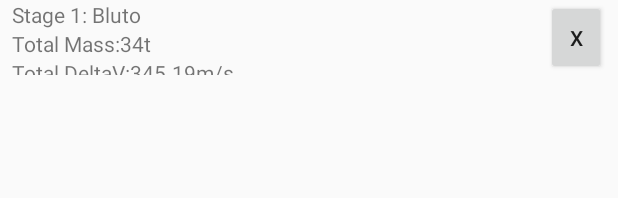
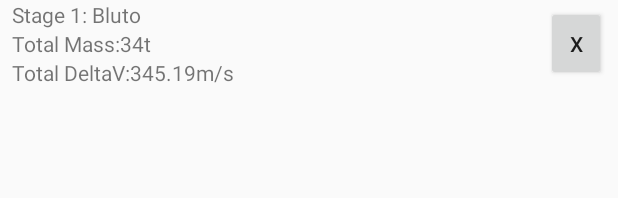
Before and after one commit to evandisoft/MultistageDeltavCalculator, an Android app: the layout rocket_stage_group_view.xml on its own in the app's theme, with its tools: preview values and no code run, on a phone screen of 412 x 824 dp. Shown: the top 198 px of the screen. Run offline under Robolectric (Android 15) with nearby library versions, the phone set to English and light mode, and no system bars.

Commit message:
Removed TitleBar

```diff
--- a/app/src/main/AndroidManifest.xml
+++ b/app/src/main/AndroidManifest.xml
@@ -1,6 +1,7 @@
 <?xml version="1.0" encoding="utf-8"?>
 <manifest xmlns:android="http://schemas.android.com/apk/res/android"
     package="com.evandisoft.multistagedeltav">
+
 
     <application
         android:allowBackup="true"
@@ -8,7 +9,7 @@
         android:label="@string/app_name"
         android:roundIcon="@mipmap/ic_launcher_round"
         android:supportsRtl="true"
-        android:theme="@style/AppTheme">
+        android:theme="@style/AppTheme.NoActionBar">
         <activity android:name=".app.MainActivity">
             <intent-filter>
                 <action android:name="android.intent.action.MAIN" />
--- a/app/src/main/java/com/evandisoft/multistagedeltav/app/MainActivity.java
+++ b/app/src/main/java/com/evandisoft/multistagedeltav/app/MainActivity.java
@@ -1,9 +1,11 @@
 package com.evandisoft.multistagedeltav.app;
 
+import android.app.Activity;
 import android.support.v7.app.AppCompatActivity;
 import android.os.Bundle;
 import android.view.MotionEvent;
 import android.view.View;
+import android.view.Window;
 import android.widget.ArrayAdapter;
 import android.widget.AutoCompleteTextView;
 import android.widget.ExpandableListView;
@@ -31,6 +33,7 @@ public class MainActivity extends AppCompatActivity {
     @Override
     protected void onCreate(Bundle savedInstanceState) {
         super.onCreate(savedInstanceState);
+        this.requestWindowFeature(Window.FEATURE_NO_TITLE);
         setContentView(R.layout.activity_main);
 
         // TODO I can't remember this stuff
--- a/app/src/main/res/layout/activity_main.xml
+++ b/app/src/main/res/layout/activity_main.xml
@@ -5,6 +5,8 @@
     android:layout_width="match_parent"
     android:layout_height="match_parent"
     tools:context=".app.MainActivity">
+
+
 
     android:focusable="false"
     android:focusableInTouchMode="false"
--- a/app/src/main/res/layout/rocket_stage_group_view.xml
+++ b/app/src/main/res/layout/rocket_stage_group_view.xml
@@ -1,8 +1,8 @@
 <?xml version="1.0" encoding="utf-8"?>
 <LinearLayout xmlns:android="http://schemas.android.com/apk/res/android"
+    android:id="@+id/linearLayout3"
     android:layout_width="match_parent"
-    android:layout_height="match_parent"
-    android:id="@+id/linearLayout3"
+    android:layout_height="wrap_content"
     android:orientation="vertical"
     android:weightSum="3">
 
@@ -16,7 +16,7 @@
 
         <LinearLayout
             android:layout_width="match_parent"
-            android:layout_height="match_parent"
+            android:layout_height="wrap_content"
             android:layout_weight="4"
             android:orientation="vertical"
             android:weightSum="3">
--- a/app/src/main/res/layout/rocket_stage_view.xml
+++ b/app/src/main/res/layout/rocket_stage_view.xml
@@ -1,8 +1,8 @@
 <?xml version="1.0" encoding="utf-8"?>
 <LinearLayout xmlns:android="http://schemas.android.com/apk/res/android"
+    android:id="@+id/linearLayout"
     android:layout_width="match_parent"
-    android:layout_height="match_parent"
-    android:id="@+id/linearLayout"
+    android:layout_height="wrap_content"
     android:orientation="horizontal">
 
     <LinearLayout
@@ -13,7 +13,7 @@
 
         <LinearLayout
             android:layout_width="match_parent"
-            android:layout_height="match_parent"
+            android:layout_height="wrap_content"
             android:gravity="right"
             android:orientation="horizontal">
 
```
